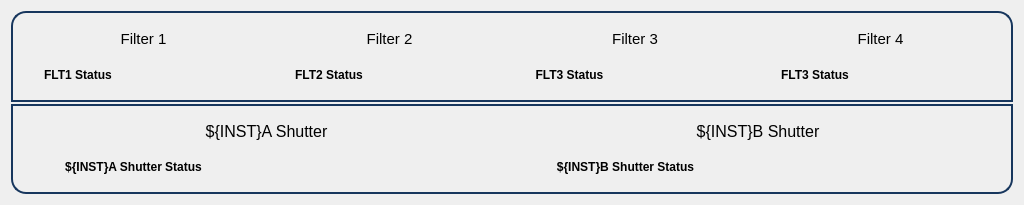
First picture: the form in blenApp/ui/blen_lcls2_filters.ui, repository slaclab/BunchLengthMonitor, before the edit.
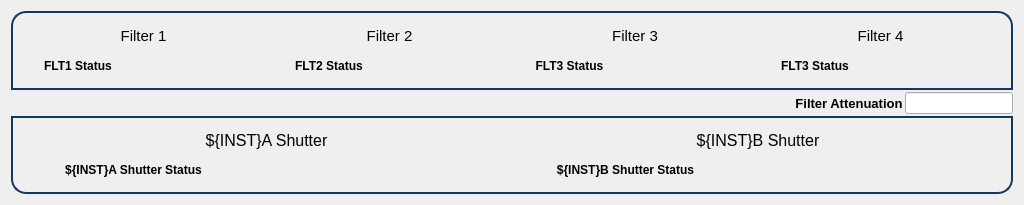
Second picture: the form after the edit. Custom widgets are drawn as their Qt base class.

Commit message: Added a LCLS2 filter attenuation control

Patch:
```diff
--- a/blenApp/ui/blen_lcls2_filters.ui
+++ b/blenApp/ui/blen_lcls2_filters.ui
@@ -483,6 +483,53 @@
        </layout>
       </widget>
      </item>
+     <item>
+      <layout class="QHBoxLayout" name="attnLayout">
+       <item>
+        <spacer name="horizontalSpacer_4">
+         <property name="orientation">
+          <enum>Qt::Horizontal</enum>
+         </property>
+         <property name="sizeHint" stdset="0">
+          <size>
+           <width>40</width>
+           <height>20</height>
+          </size>
+         </property>
+        </spacer>
+       </item>
+       <item>
+        <widget class="QLabel" name="attnLbl">
+         <property name="font">
+          <font>
+           <pointsize>10</pointsize>
+           <weight>75</weight>
+           <bold>true</bold>
+          </font>
+         </property>
+         <property name="text">
+          <string>Filter Attenuation</string>
+         </property>
+         <property name="alignment">
+          <set>Qt::AlignCenter</set>
+         </property>
+        </widget>
+       </item>
+       <item>
+        <widget class="PyDMLineEdit" name="attnEdit">
+         <property name="sizePolicy">
+          <sizepolicy hsizetype="Preferred" vsizetype="Fixed">
+           <horstretch>0</horstretch>
+           <verstretch>0</verstretch>
+          </sizepolicy>
+         </property>
+         <property name="toolTip">
+          <string/>
+         </property>
+        </widget>
+       </item>
+      </layout>
+     </item>
      <item>
       <widget class="QFrame" name="shtFrame">
        <property name="frameShape">
@@ -733,6 +780,11 @@
    <extends>QLabel</extends>
    <header>pydm.widgets.label</header>
   </customwidget>
+  <customwidget>
+   <class>PyDMLineEdit</class>
+   <extends>QLineEdit</extends>
+   <header>pydm.widgets.line_edit</header>
+  </customwidget>
   <customwidget>
    <class>PyDMEnumButton</class>
    <extends>QWidget</extends>
```
The commit also changes 2 other files.
